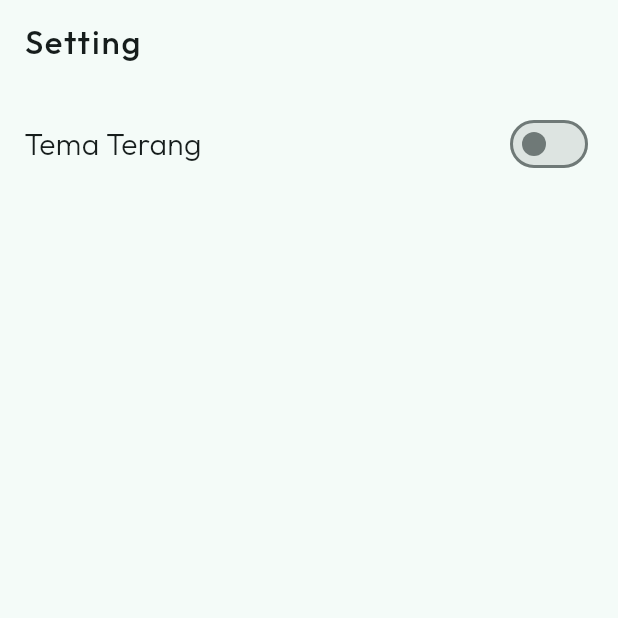
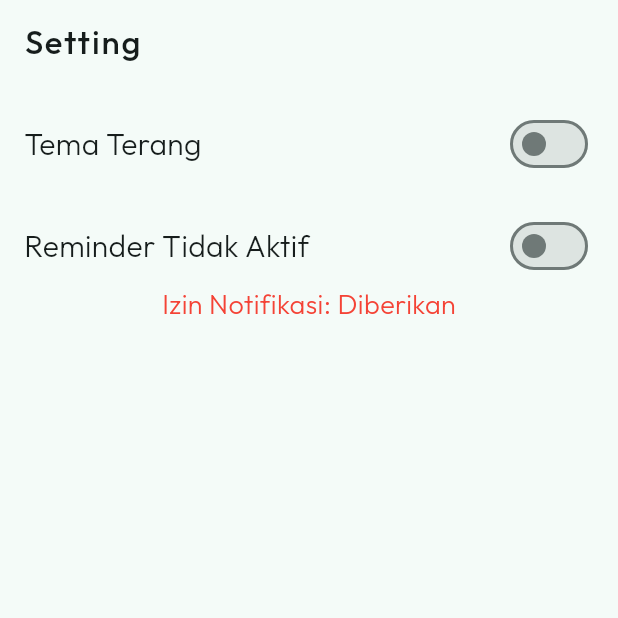
Before and after one commit to rizalfahlevi8/restaurant, a Flutter app: the SettingScreen screen opened directly, on a phone screen of 412 x 824 dp, the top half of it. Run offline on Flutter 3.47's test engine with Material 3 defaults, Android fonts, the phone set to English and light mode, and no system bars; our stand-ins replace flutter_local_notifications, flutter_timezone, google_fonts, shared_preferences, sqflite, timezone; accounts and stored records are empty; network calls fail.

Commit message:
feat(daily reminder)

```diff
--- a/lib/screen/setting/setting_screen.dart
+++ b/lib/screen/setting/setting_screen.dart
@@ -12,7 +12,7 @@ class SettingScreen extends StatelessWidget {
         title: Text("Setting"),
       ),
       body: Consumer<SettingProvider>(
-        builder: (context, themeProvider, child) {
+        builder: (context, settingProvider, child) {
           return Padding(
             padding: const EdgeInsets.all(16.0),
             child: Column(
@@ -21,13 +21,13 @@ class SettingScreen extends StatelessWidget {
                   mainAxisAlignment: MainAxisAlignment.spaceBetween,
                   children: [
                     Text(
-                      themeProvider.themeMode == ThemeMode.dark
+                      settingProvider.themeMode == ThemeMode.dark
                           ? "Tema Gelap"
                           : "Tema Terang",
                       style: TextStyle(fontSize: 20),
                     ),
                     Switch(
-                      value: themeProvider.themeMode == ThemeMode.dark,
+                      value: settingProvider.themeMode == ThemeMode.dark,
                       onChanged: (bool value) {
                         context.read<SettingProvider>().saveThemeValue();
                       },
@@ -35,7 +35,29 @@ class SettingScreen extends StatelessWidget {
                   ],
                 ),
                 SizedBox(height: 20),
-
+                Row(
+                  mainAxisAlignment: MainAxisAlignment.spaceBetween,
+                  children: [
+                    Text(
+                      settingProvider.isReminderEnabled == true
+                          ? "Reminder Aktif"
+                          : "Reminder Tidak Aktif",
+                      style: TextStyle(fontSize: 20),
+                    ),
+                    Switch(
+                      value: settingProvider.isReminderEnabled == true,
+                      onChanged: (bool value) {
+                        context.read<SettingProvider>().saveReminderValue();
+                      },
+                    ),
+                  ],
+                ),
+                Text(
+                  settingProvider.permission == true
+                      ? "Izin Notifikasi: Diberikan"
+                      : "Izin Notifikasi: Ditolak",
+                  style: TextStyle(fontSize: 18, color: Colors.red),
+                ),
               ],
             ),
           );
--- a/pubspec.yaml
+++ b/pubspec.yaml
@@ -14,9 +14,9 @@ dependencies:
   http: ^1.3.0
   sqflite: ^2.3.0
   shared_preferences: ^2.5.2
-  flutter_local_notifications: ^18.0.1
+  flutter_local_notifications: ^17.2.2
   flutter_timezone: ^4.1.0
-  timezone: ^0.10.0
+  timezone: ^0.9.0
 
 dev_dependencies:
   flutter_test:
```
Also changed, not shown: lib/main.dart (+17 -21 lines), lib/provider/setting/local_notification_provider.dart (deleted, +0 -17 lines), lib/provider/setting/setting_provider.dart (+48 -1 lines), lib/services/local_notification_service.dart (+67 -1 lines), lib/services/shared_preferences_service.dart (+5 -5 lines), pubspec.lock, 3 other files.
